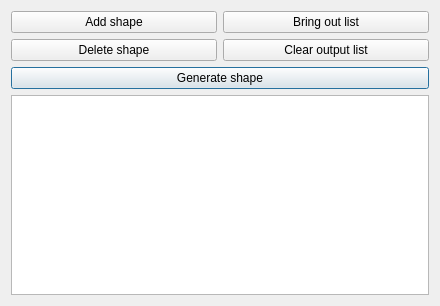
This is visual_qt_polymorphism/maindialog.ui in rokcot/practice_C_plusplus as Qt 5 draws it before an edit. The edited form follows.
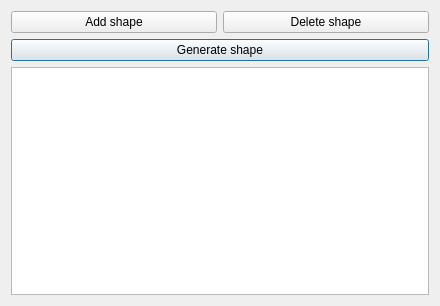
This is the edited form.

Commit message: Replaced Line Edit with List View, removed two buttons

What changed in the file:
```diff
--- a/visual_qt_polymorphism/maindialog.ui
+++ b/visual_qt_polymorphism/maindialog.ui
@@ -14,25 +14,8 @@
    <string>MainDialog</string>
   </property>
   <layout class="QGridLayout" name="gridLayout">
-   <item row="1" column="0">
-    <widget class="QPushButton" name="delButton">
-     <property name="focusPolicy">
-      <enum>Qt::NoFocus</enum>
-     </property>
-     <property name="text">
-      <string>Delete shape</string>
-     </property>
-    </widget>
-   </item>
-   <item row="1" column="1">
-    <widget class="QPushButton" name="clearButton">
-     <property name="focusPolicy">
-      <enum>Qt::NoFocus</enum>
-     </property>
-     <property name="text">
-      <string>Clear output list</string>
-     </property>
-    </widget>
+   <item row="3" column="0" colspan="2">
+    <widget class="QListView" name="listView"/>
    </item>
    <item row="2" column="0" colspan="2">
     <widget class="QPushButton" name="generateButton">
@@ -52,22 +35,12 @@
     </widget>
    </item>
    <item row="0" column="1">
-    <widget class="QPushButton" name="listButton">
+    <widget class="QPushButton" name="delButton">
      <property name="focusPolicy">
       <enum>Qt::NoFocus</enum>
      </property>
      <property name="text">
-      <string>Bring out list</string>
-     </property>
-    </widget>
-   </item>
-   <item row="3" column="0" colspan="2">
-    <widget class="QPlainTextEdit" name="logText">
-     <property name="enabled">
-      <bool>true</bool>
-     </property>
-     <property name="readOnly">
-      <bool>true</bool>
+      <string>Delete shape</string>
      </property>
     </widget>
    </item>
```
The commit also changes 6 other files.
